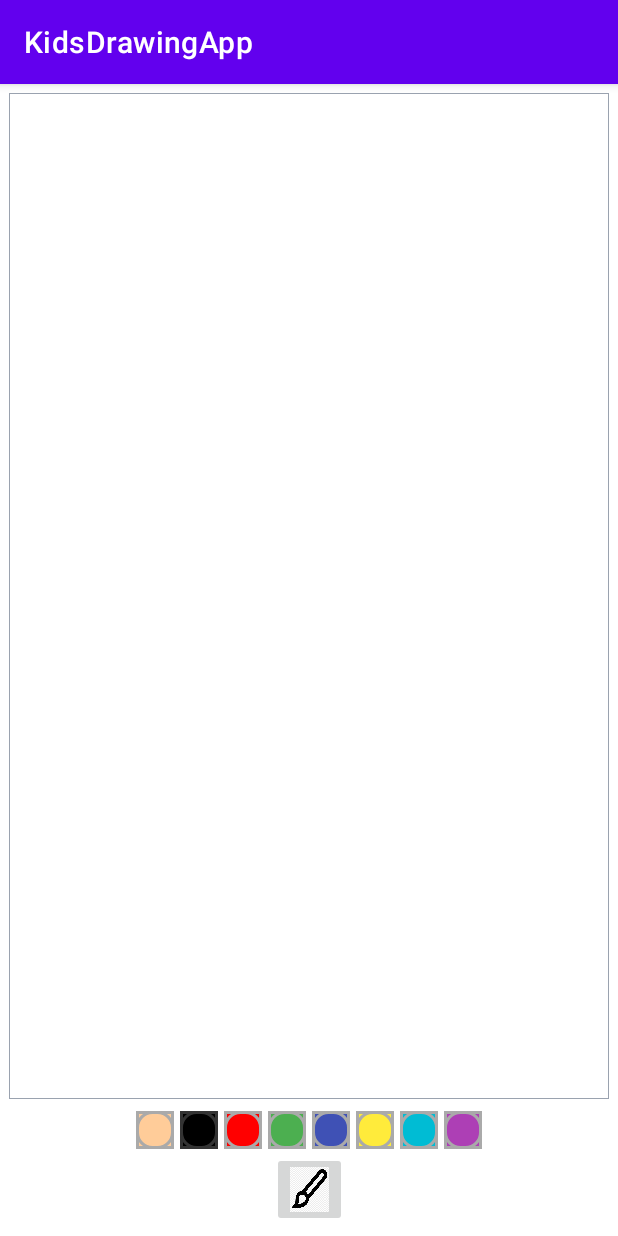
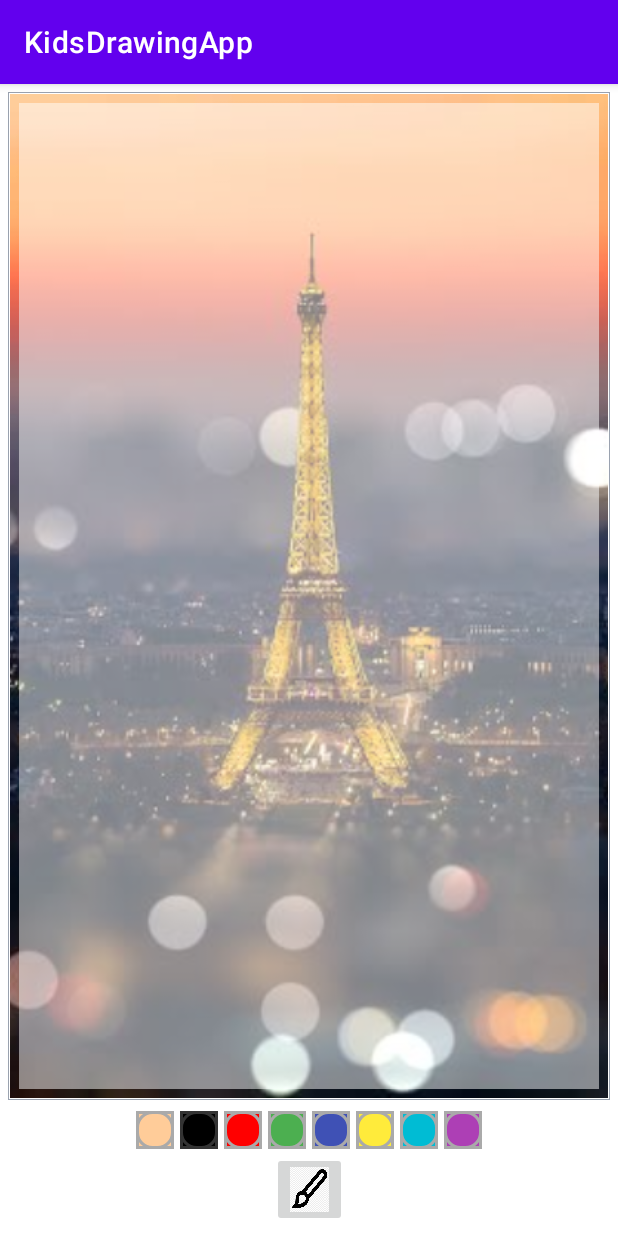
Before and after one commit to maximilian6547s/KidsDrawingApp, an Android app: the screen it shows after launch (MainActivity), on a phone screen of 412 x 824 dp. Run offline under Robolectric (Android 15) with nearby library versions, the phone set to English and light mode, and no system bars.

Commit message:
Add frame layout with background image

```diff
--- a/app/src/main/res/layout/activity_main.xml
+++ b/app/src/main/res/layout/activity_main.xml
@@ -6,18 +6,35 @@
     android:layout_height="match_parent"
     tools:context=".MainActivity">
 
-    <com.maximcuker.kidsdrawingapp.DrawingView
-        android:id="@+id/drawingView"
+    <FrameLayout
+        android:id="@+id/flDrawingViewContainer"
         android:layout_width="0dp"
         android:layout_height="0dp"
-        android:layout_margin="6dp"
-        android:layout_marginBottom="8dp"
+        android:layout_margin="5dp"
         android:background="@drawable/background_drawing_layout"
+        android:padding="1dp"
         app:layout_constraintBottom_toTopOf="@id/llPaintColors"
         app:layout_constraintLeft_toLeftOf="parent"
         app:layout_constraintRight_toRightOf="parent"
-        app:layout_constraintTop_toTopOf="parent"
-        />
+        app:layout_constraintTop_toTopOf="parent">
+
+        <ImageView
+            android:id="@+id/ivBackground"
+            android:scaleType="centerCrop"
+            android:contentDescription="background_image"
+            android:layout_width="match_parent"
+            android:layout_height="match_parent"
+            android:src="@drawable/image"/>
+
+        <com.maximcuker.kidsdrawingapp.DrawingView
+            android:id="@+id/drawingView"
+            android:layout_width="match_parent"
+            android:layout_height="match_parent"
+            android:layout_margin="6dp"
+            android:layout_marginBottom="8dp"
+            android:background="#80FFFFFF" />
+    </FrameLayout>
+
 
     <LinearLayout
         android:id="@+id/llPaintColors"
@@ -27,83 +44,87 @@
         app:layout_constraintBottom_toTopOf="@id/ibBrush"
         app:layout_constraintLeft_toLeftOf="parent"
         app:layout_constraintRight_toRightOf="parent"
-        app:layout_constraintTop_toBottomOf="@id/drawingView">
+        app:layout_constraintTop_toBottomOf="@id/flDrawingViewContainer">
 
         <ImageButton
             android:layout_width="25dp"
             android:layout_height="25dp"
             android:layout_margin="2dp"
+            android:background="@color/skin"
             android:contentDescription="colorPalette"
-            android:background="@color/skin"
+            android:onClick="paintClicked"
             android:src="@drawable/pallete_normal"
-            android:onClick="paintClicked"
-            android:tag="@color/skin"/>
+            android:tag="@color/skin" />
 
         <ImageButton
             android:layout_width="25dp"
             android:layout_height="25dp"
             android:layout_margin="2dp"
+            android:background="@color/black"
             android:contentDescription="colorPalette"
-            android:background="@color/black"
-            android:src="@drawable/pallete_normal"
-            android:onClick="paintClicked"
-            android:tag="@color/black"/>
-        <ImageButton
-            android:layout_width="25dp"
-            android:layout_height="25dp"
-            android:layout_margin="2dp"
-            android:contentDescription="colorPalette"
-            android:background="@color/red"
             android:onClick="paintClicked"
             android:src="@drawable/pallete_normal"
-            android:tag="@color/red"/>
+            android:tag="@color/black" />
 
         <ImageButton
             android:layout_width="25dp"
             android:layout_height="25dp"
             android:layout_margin="2dp"
+            android:background="@color/red"
+            android:contentDescription="colorPalette"
             android:onClick="paintClicked"
-            android:contentDescription="colorPalette"
-            android:background="@color/green"
             android:src="@drawable/pallete_normal"
-            android:tag="@color/green"/>
+            android:tag="@color/red" />
 
         <ImageButton
             android:layout_width="25dp"
             android:layout_height="25dp"
             android:layout_margin="2dp"
+            android:background="@color/green"
+            android:contentDescription="colorPalette"
             android:onClick="paintClicked"
-            android:contentDescription="colorPalette"
-            android:background="@color/blue"
             android:src="@drawable/pallete_normal"
-            android:tag="@color/blue"/>
+            android:tag="@color/green" />
+
         <ImageButton
             android:layout_width="25dp"
             android:layout_height="25dp"
             android:layout_margin="2dp"
+            android:background="@color/blue"
+            android:contentDescription="colorPalette"
             android:onClick="paintClicked"
-            android:contentDescription="colorPalette"
-            android:background="@color/yellow"
             android:src="@drawable/pallete_normal"
-            android:tag="@color/yellow"/>
-        <ImageButton
-            android:layout_width="25dp"
-            android:layout_height="25dp"
-            android:onClick="paintClicked"
-            android:layout_margin="2dp"
-            android:contentDescription="colorPalette"
-            android:background="@color/lollipop"
-            android:src="@drawable/pallete_normal"
-            android:tag="@color/lollipop"/>
+            android:tag="@color/blue" />
+
         <ImageButton
             android:layout_width="25dp"
             android:layout_height="25dp"
             android:layout_margin="2dp"
+            android:background="@color/yellow"
+            android:contentDescription="colorPalette"
             android:onClick="paintClicked"
+            android:src="@drawable/pallete_normal"
+            android:tag="@color/yellow" />
+
+        <ImageButton
+            android:layout_width="25dp"
+            android:layout_height="25dp"
+            android:layout_margin="2dp"
+            android:background="@color/lollipop"
             android:contentDescription="colorPalette"
+            android:onClick="paintClicked"
+            android:src="@drawable/pallete_normal"
+            android:tag="@color/lollipop" />
+
+        <ImageButton
+            android:layout_width="25dp"
+            android:layout_height="25dp"
+            android:layout_margin="2dp"
             android:background="@color/random"
+            android:contentDescription="colorPalette"
+            android:onClick="paintClicked"
             android:src="@drawable/pallete_normal"
-            android:tag="@color/random"/>
+            android:tag="@color/random" />
 
     </LinearLayout>
 
@@ -111,13 +132,12 @@
         android:id="@+id/ibBrush"
         android:layout_width="50dp"
         android:layout_height="50dp"
-        android:src="@drawable/brush_icon"
+        android:layout_margin="6dp"
         android:contentDescription="brush_image"
         android:scaleType="fitXY"
-        android:layout_margin="6dp"
+        android:src="@drawable/brush_icon"
+        app:layout_constraintBottom_toBottomOf="parent"
         app:layout_constraintLeft_toLeftOf="parent"
-        app:layout_constraintRight_toRightOf="parent"
-        app:layout_constraintBottom_toBottomOf="parent"
-        />
+        app:layout_constraintRight_toRightOf="parent" />
 
 </androidx.constraintlayout.widget.ConstraintLayout>
```
Also changed, not shown: app/src/main/res/drawable/image.jpg (added).
